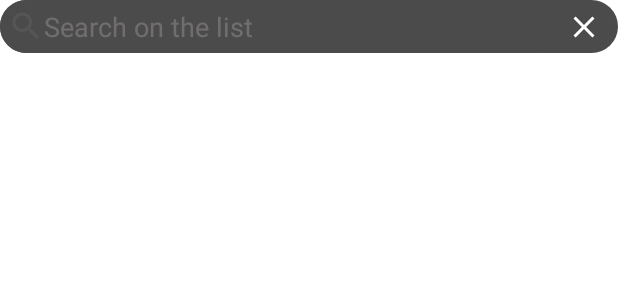
After one commit to TOvchinnikova/Scandroid, an Android app: the layout search_header_layout.xml on its own in the app's theme, with its tools: preview values and no code run, on a phone screen of 412 x 824 dp. The commit adds this screen. Shown: the top 300 px of the screen. Run offline under Robolectric (Android 15) with nearby library versions, the phone set to English and light mode, and no system bars.

Commit message:
Reworked SearchView

```diff
--- a/app/src/main/res/layout/fragment_scanning_history.xml
+++ b/app/src/main/res/layout/fragment_scanning_history.xml
@@ -4,8 +4,7 @@
     android:layout_width="match_parent"
     android:layout_height="match_parent">
 
-    <com.google.android.material.appbar.AppBarLayout
-        style="@style/AppBarLayoutStyle">
+    <com.google.android.material.appbar.AppBarLayout style="@style/AppBarLayoutStyle">
 
         <com.google.android.material.appbar.CollapsingToolbarLayout
             android:layout_width="match_parent"
@@ -30,22 +29,20 @@
 
         </com.google.android.material.appbar.CollapsingToolbarLayout>
 
-        <EditText
-            android:id="@+id/etSearch"
+        <include
+            android:id="@+id/searchContainer"
+            layout="@layout/search_header_layout"
             android:layout_width="match_parent"
             android:layout_height="wrap_content"
             android:layout_marginStart="5dp"
             android:layout_marginEnd="5dp"
             android:layout_marginBottom="7dp"
-            android:drawableStart="@drawable/ic_search_gray"
-            android:hint="@string/barcode_search_on_list"
-            android:textColor="@color/white"
-            android:textColorHint="@color/light_gray"
-            android:background="@drawable/edit_text_bg"
-            android:padding="5dp"/>
+            />
+
     </com.google.android.material.appbar.AppBarLayout>
 
     <androidx.core.widget.NestedScrollView
+        android:id="@+id/nestedScrollView"
         android:layout_width="match_parent"
         android:layout_height="match_parent"
         android:fillViewport="true"
--- /dev/null
+++ b/app/src/main/res/layout/search_header_layout.xml
@@ -0,0 +1,41 @@
+<?xml version="1.0" encoding="utf-8"?>
+<androidx.constraintlayout.widget.ConstraintLayout
+    xmlns:android="http://schemas.android.com/apk/res/android"
+    xmlns:app="http://schemas.android.com/apk/res-auto"
+    android:layout_width="match_parent"
+    android:layout_height="wrap_content"
+    xmlns:tools="http://schemas.android.com/tools"
+    android:background="@drawable/edit_text_bg"
+    android:orientation="horizontal">
+
+    <androidx.appcompat.widget.AppCompatEditText
+        android:id="@+id/etSearch"
+        android:layout_width="0dp"
+        android:layout_height="wrap_content"
+        android:background="@drawable/edit_text_bg"
+        android:drawableStart="@drawable/ic_search_gray"
+        android:hint="@string/barcode_search_on_list"
+        android:textColor="@color/white"
+        android:textColorHint="@color/light_gray"
+        app:layout_constraintBottom_toBottomOf="parent"
+        app:layout_constraintEnd_toStartOf="@+id/ivClear"
+        app:layout_constraintStart_toStartOf="parent"
+        app:layout_constraintTop_toTopOf="parent"
+        android:padding="5dp"/>
+
+    <ImageView
+        android:id="@+id/ivClear"
+        android:layout_width="wrap_content"
+        android:layout_height="wrap_content"
+        android:layout_marginEnd="5dp"
+        android:padding="5dp"
+        android:src="@drawable/ic_close"
+        app:layout_constraintBottom_toBottomOf="parent"
+        app:layout_constraintEnd_toEndOf="parent"
+        app:layout_constraintTop_toTopOf="parent"
+        android:visibility="gone"
+        tools:visibility="visible"/>
+
+
+
+</androidx.constraintlayout.widget.ConstraintLayout>
--- a/app/src/main/res/values/themes.xml
+++ b/app/src/main/res/values/themes.xml
@@ -10,11 +10,17 @@
         <item name="android:statusBarColor" tools:targetApi="l">?attr/colorPrimaryVariant</item>
     </style>
 
+    <style name="SearchViewStyle" parent="Theme.MaterialComponents.DayNight.NoActionBar">
+        <item name="android:editTextColor">@android:color/white</item>
+        <item name="android:textColorHint">@android:color/white</item>
+    </style>
+
     <style name="ToolbarStyle">
         <item name="android:layout_width">match_parent</item>
         <item name="android:layout_height">?attr/actionBarSize</item>
         <item name="background">@color/gray</item>
         <item name="titleTextColor">@color/white</item>
+        <item name="android:textColorHint">@android:color/white</item>
     </style>
 
     <style name="BaseAppBarLayoutStyle">
@@ -42,4 +48,5 @@
     <style name="ClickableBackground">
         <item name="android:background">?attr/selectableItemBackground</item>
     </style>
+
 </resources>
```
